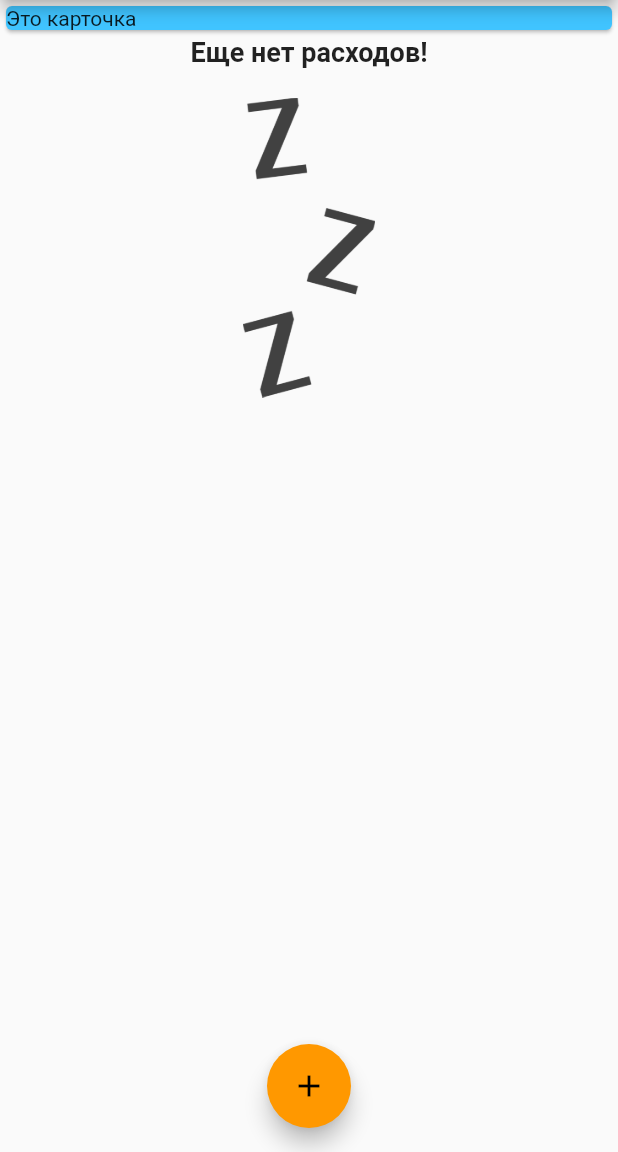
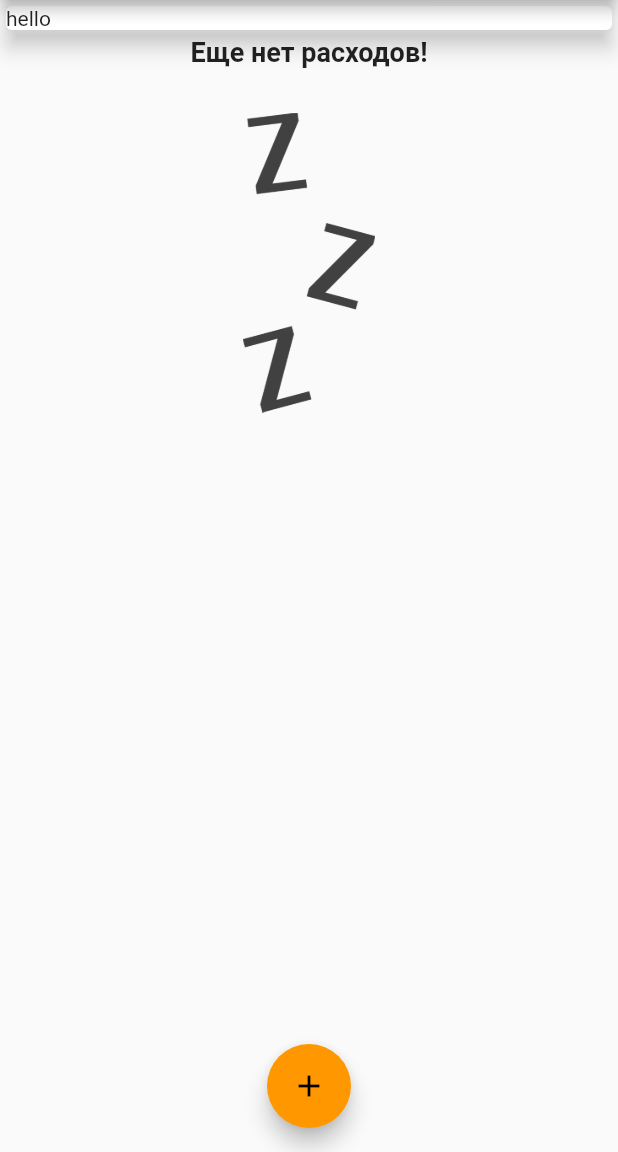
Before and after one commit to coder2k4/personal_expenses, a Flutter app: the screen it shows after launch, on a phone screen of 412 x 824 dp, the part 84-1236 px from its top. Run offline on Flutter 3.47's test engine with Material 2 defaults, Android fonts, the phone set to English and light mode, and no system bars; Roboto replaces fonts that are missing (OpenSans).

Commit message:
bar added

```diff
--- a/lib/main.dart
+++ b/lib/main.dart
@@ -2,6 +2,7 @@ import 'package:flutter/material.dart';
 import 'package:personal_expenses/widgets/new_transaction.dart';
 
 import 'models/transaction.dart';
+import 'widgets/chart.dart';
 import 'widgets/list_transaction.dart';
 
 void main() {
@@ -29,11 +30,7 @@ class MyApp extends StatelessWidget {
                   headline6: TextStyle(
                       fontFamily: 'OpenSans',
                       fontSize: 20,
-              fontWeight: FontWeight.bold
-            )
-          )
-        )
-      ),
+                      fontWeight: FontWeight.bold)))),
       home: MyHomePage(),
     );
   }
@@ -59,6 +56,16 @@ class _MyHomePageState extends State<MyHomePage> {
     //   date: DateTime.now(),
     // ),
   ];
+
+  List<Transaction> get _weekTransactions {
+    return _userTransactions.where((tx) {
+      return tx.date.isAfter(
+        DateTime.now().subtract(
+          Duration(days: 7),
+        ),
+      );
+    }).toList();
+  }
 
   void _addNewTransaction(String title, double amount) {
     final newTransaction = Transaction(
@@ -101,14 +108,9 @@ class _MyHomePageState extends State<MyHomePage> {
       ),
       body: SingleChildScrollView(
         child: Column(
+          crossAxisAlignment: CrossAxisAlignment.stretch,
           children: [
-            Card(
-              child: Container(
-                child: Text('Это карточка'),
-                width: double.infinity,
-              ),
-              color: Colors.lightBlueAccent,
-            ),
+            Chart(_weekTransactions),
             ListTransaction(_userTransactions),
           ],
         ),
--- /dev/null
+++ b/lib/widgets/chart.dart
@@ -0,0 +1,39 @@
+import 'package:flutter/material.dart';
+import '../models/transaction.dart';
+import 'package:intl/intl.dart';
+
+class Chart extends StatelessWidget {
+  final List<Transaction> recentTransaction;
+
+  Chart(this.recentTransaction);
+
+  List<Map<String, Object>> get groupedTransactionValues {
+
+    return List.generate(7, (index) {
+      final weekDay = DateTime.now().subtract(
+        Duration(days: index),
+      );
+      double sum;
+
+      for (var i = 0; i < recentTransaction.length; i++) {
+        if (recentTransaction[i].date.day == weekDay.day &&
+            recentTransaction[i].date.month == weekDay.month &&
+            recentTransaction[i].date.year == weekDay.year) {
+          sum += recentTransaction[i].mount;
+        }
+      }
+
+      return {'day': DateFormat.E().format(weekDay), 'amount': sum};
+    });
+  }
+
+  @override
+  Widget build(BuildContext context) {
+
+
+    return Card(
+      elevation: 6,
+      child: Text('hello'),
+    );
+  }
+}
--- a/lib/widgets/list_transaction.dart
+++ b/lib/widgets/list_transaction.dart
@@ -10,7 +10,7 @@ class ListTransaction extends StatelessWidget {
   @override
   Widget build(BuildContext context) {
     return Container(
-      height: 380,
+      height: transactions.isEmpty ? 600 : 380,
       child: transactions.isEmpty
           ? Column(
               children: <Widget>[
@@ -19,7 +19,7 @@ class ListTransaction extends StatelessWidget {
                   style: Theme.of(context).textTheme.title,
                 ),
                 SizedBox(
-                  height: 20,
+                  height: 30,
                 ),
                 Container(
                     height: 200,
--- a/lib/widgets/new_transaction.dart
+++ b/lib/widgets/new_transaction.dart
@@ -11,7 +11,6 @@ class NewTransaction extends StatefulWidget {
 
 class _NewTransactionState extends State<NewTransaction> {
   final titleController = TextEditingController();
-
   final amountController = TextEditingController();
 
   /// Обрабатываем наши инпуты при сумбите каждого из них
@@ -39,14 +38,14 @@ class _NewTransactionState extends State<NewTransaction> {
               decoration: InputDecoration(labelText: 'Заголовок'),
               controller: titleController,
               onSubmitted: (_) =>
-                  submitHandler, // не используем передаваемый параметр
+                  submitHandler(), // не используем передаваемый параметр
             ),
             TextField(
               decoration: InputDecoration(labelText: 'Цена'),
               controller: amountController,
               keyboardType: TextInputType.numberWithOptions(decimal: true),
               onSubmitted: (_) =>
-                  submitHandler, // не используем передаваемый параметр
+                  submitHandler(), // не используем передаваемый параметр
             ),
             FlatButton(
               onPressed: submitHandler,
```
Lines whose indentation alone changed are shown as unchanged.
